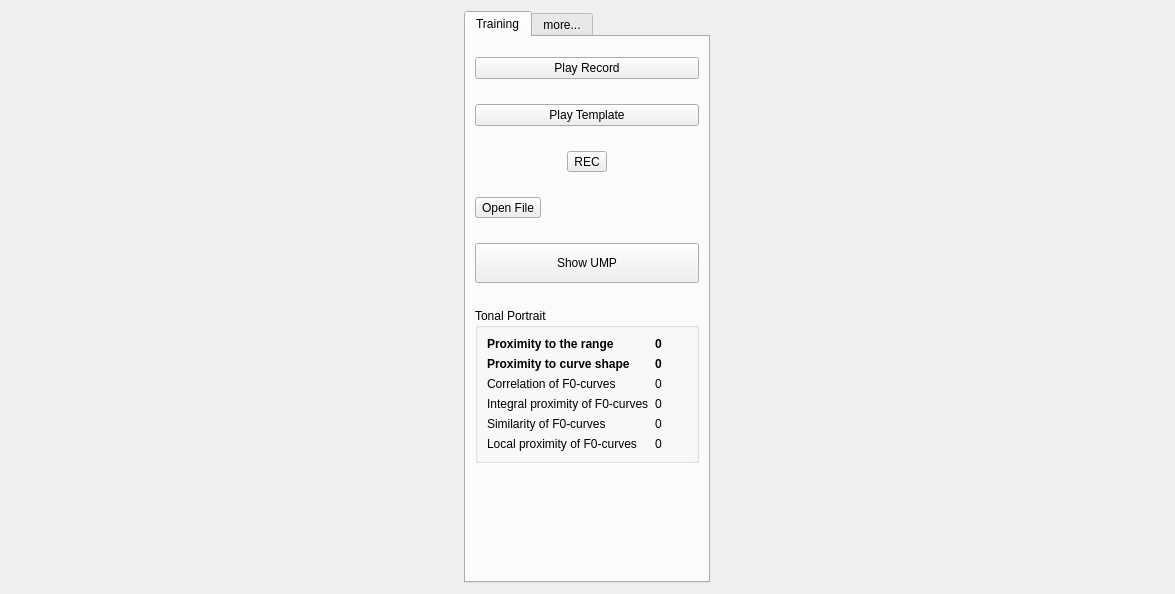
Old version of the form graphswindow.ui in the repository zhitko/inton-trainer.
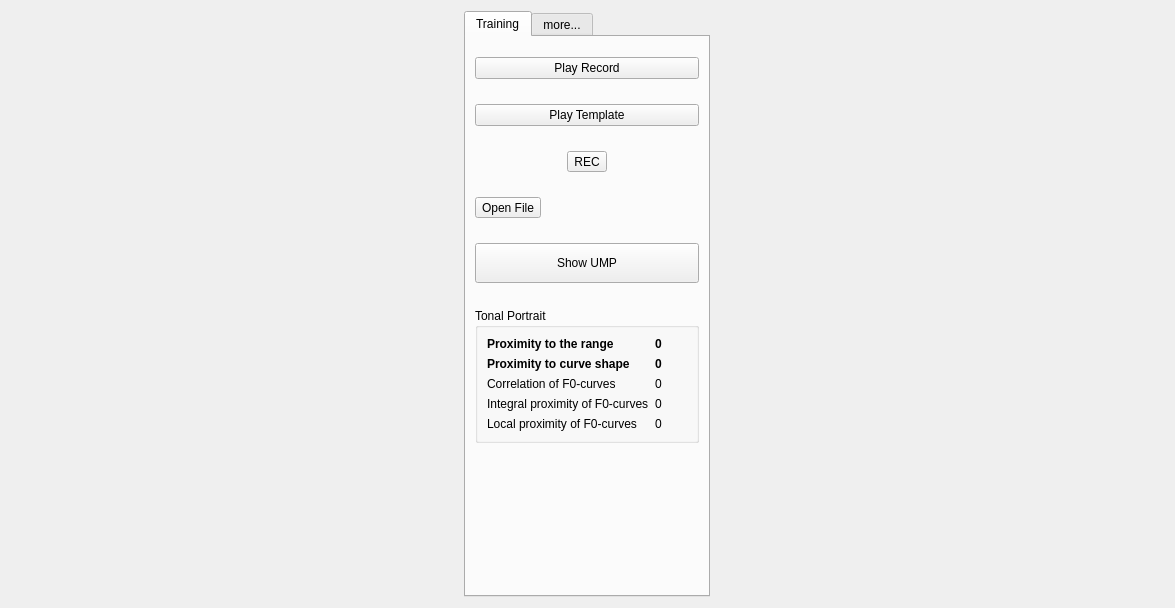
New version of the form. Icons and pictures are not drawn.

```diff
--- a/graphswindow.ui
+++ b/graphswindow.ui
@@ -7,7 +7,7 @@
     <x>0</x>
     <y>0</y>
     <width>1175</width>
-    <height>594</height>
+    <height>608</height>
    </rect>
   </property>
   <property name="sizePolicy">
@@ -232,27 +232,13 @@
              </widget>
             </item>
             <item row="4" column="0">
-             <widget class="QLabel" name="label_3">
-              <property name="text">
-               <string>Similarity of F0-curves</string>
-              </property>
-             </widget>
-            </item>
-            <item row="4" column="1">
-             <widget class="QLabel" name="totalS">
-              <property name="text">
-               <string>0</string>
-              </property>
-             </widget>
-            </item>
-            <item row="5" column="0">
              <widget class="QLabel" name="label_11">
               <property name="text">
                <string>Local proximity of F0-curves</string>
               </property>
              </widget>
             </item>
-            <item row="5" column="1">
+            <item row="4" column="1">
              <widget class="QLabel" name="totalL">
               <property name="text">
                <string>0</string>
```
Left out of the diff: 52 changed lines with no effect on the pictures.
